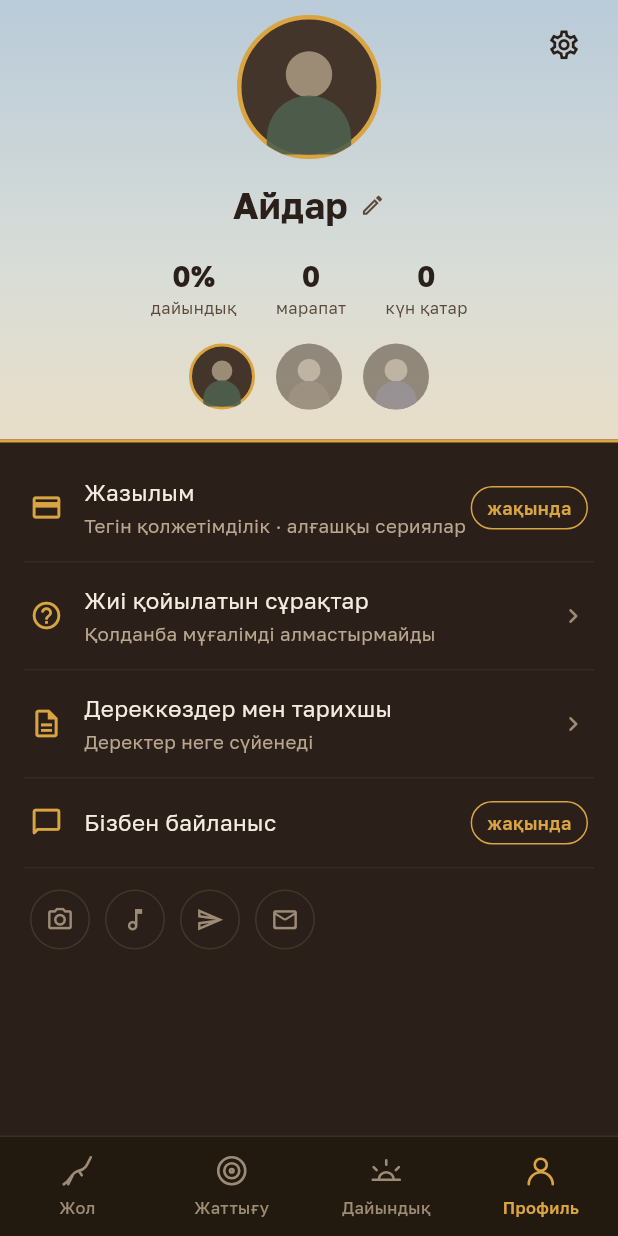
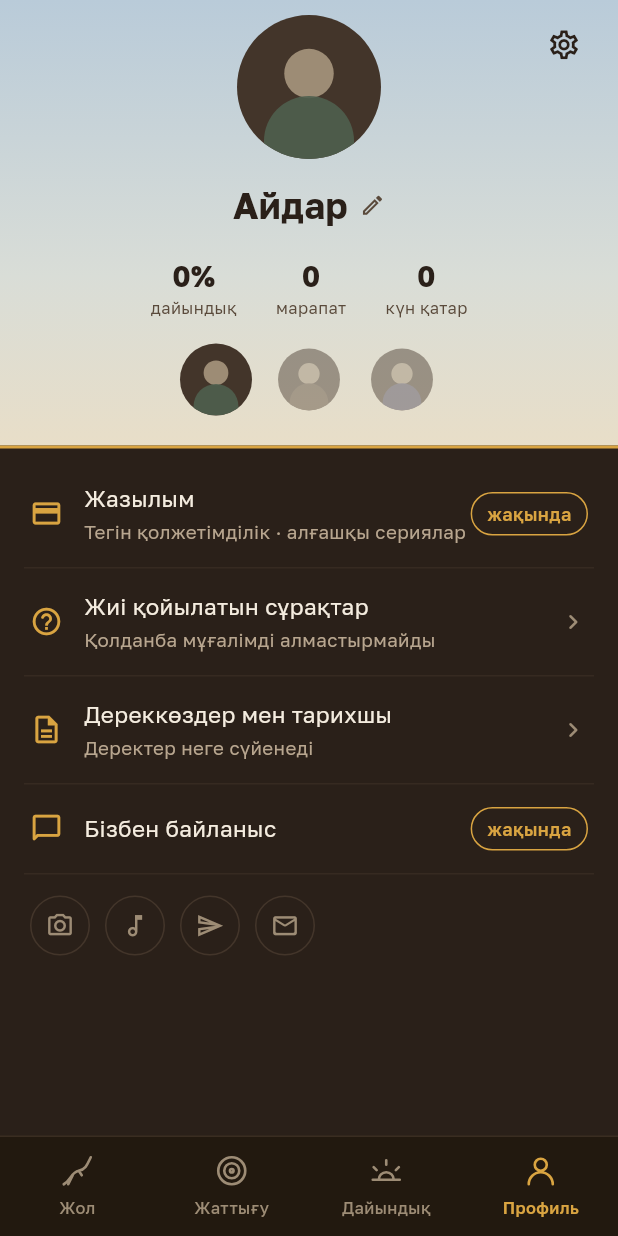
Before and after one commit to marattanirbergen01/nomads-way, a Flutter app: the screen it shows after launch, item 4 of the bottom bar chosen, on a phone screen of 412 x 824 dp. Run offline on Flutter 3.47's test engine with Material 3 defaults, Android fonts, the phone set to English and light mode, and no system bars; our stand-ins replace shared_preferences; network calls fail.

Commit message:
Аватары без золотой обводки; выбранная внешность выделена размером и яркостью
Co-Authored-By: Claude Opus 5 <noreply@anthropic.com>

```diff
--- a/app/lib/features/profile/profile_tab.dart
+++ b/app/lib/features/profile/profile_tab.dart
@@ -78,7 +78,10 @@ class _ProfileTabState extends State<ProfileTab> {
             Row(mainAxisAlignment: MainAxisAlignment.center, children: [
               for (var i = 1; i <= 3; i++) Padding(padding: const EdgeInsets.symmetric(horizontal: 7), child: GestureDetector(
                 onTap: () async { await _s.store.setLook(i); _s.touch(); },
-                child: Opacity(opacity: look == i ? 1 : .5, child: AvatarCircle(size: 44, look: i, ring: look == i, services: _s)),
+                child: AnimatedScale(
+                  scale: look == i ? 1 : .86, duration: const Duration(milliseconds: 180),
+                  child: Opacity(opacity: look == i ? 1 : .45, child: AvatarCircle(size: 48, look: i, services: _s)),
+                ),
               )),
             ]),
           ]),
--- a/app/lib/widgets/avatar.dart
+++ b/app/lib/widgets/avatar.dart
@@ -4,7 +4,7 @@ import 'art.dart';
 
 /// Портрет в кружке: настоящий кадр из общего пакета; пока его нет — силуэт.
 class AvatarCircle extends StatelessWidget {
-  const AvatarCircle({super.key, required this.size, this.look = 1, this.ring = true, this.services, this.emo = 'calm'});
+  const AvatarCircle({super.key, required this.size, this.look = 1, this.ring = false, this.services, this.emo = 'calm'});
   final double size;
   final int look;
   final bool ring;
```
